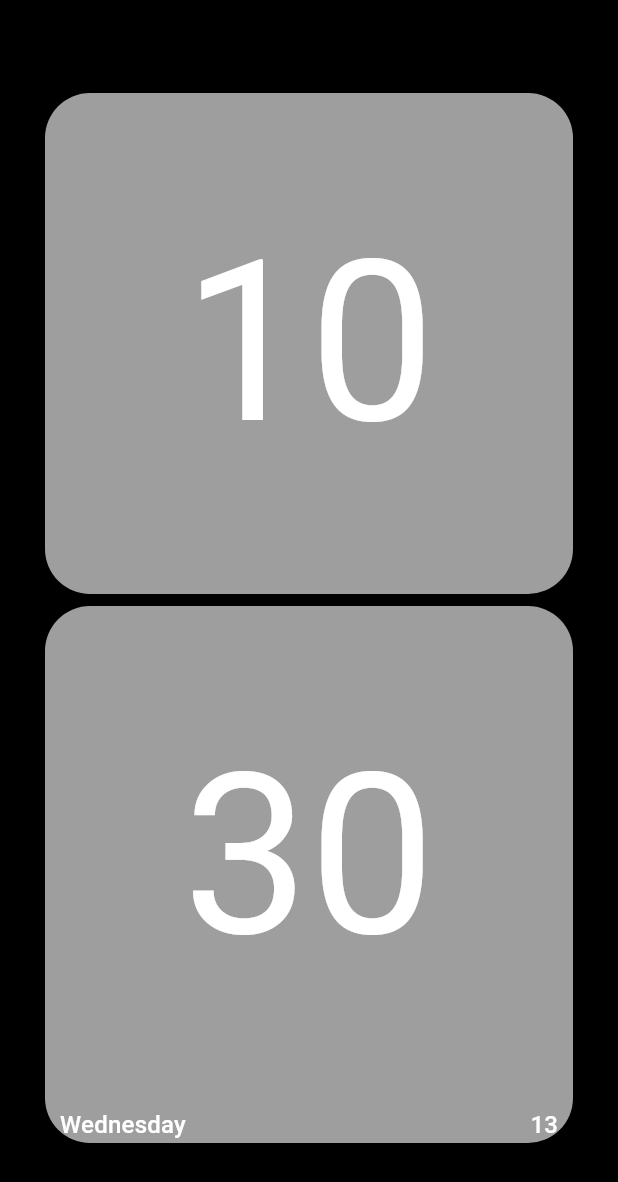
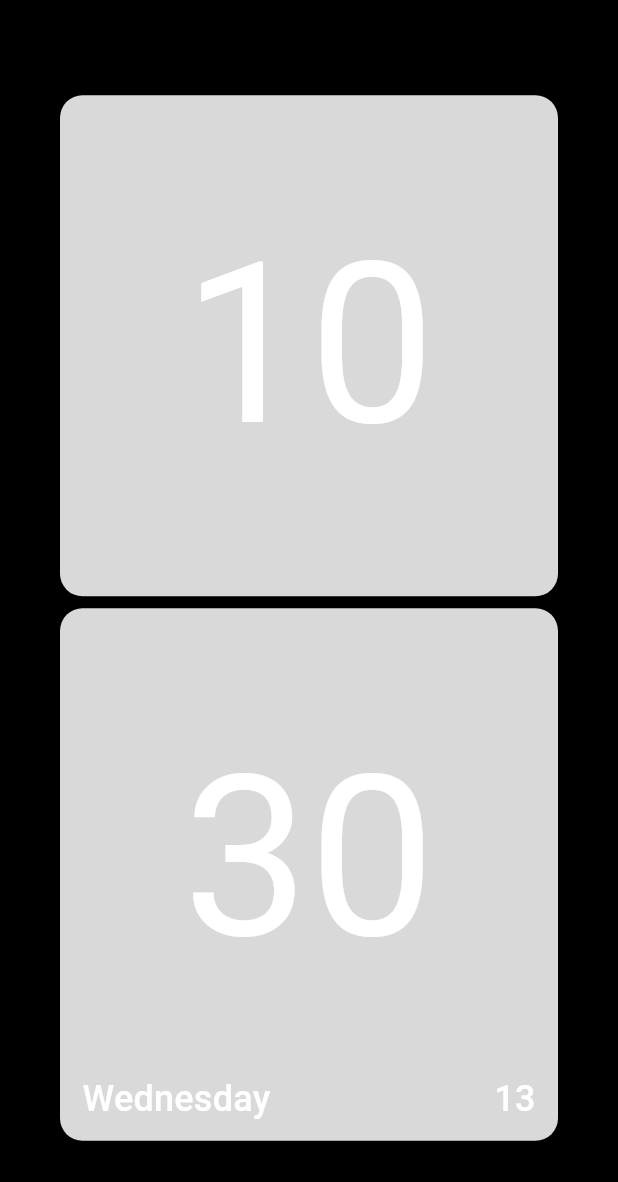
Before and after one commit to denisesarona/To-Do-App, a Flutter app: the screen it shows after launch, on a phone screen of 412 x 824 dp. Shown: the top 1182 px of the screen. Run offline on Flutter 3.47's test engine with Material 3 defaults, Android fonts, the phone set to English and light mode, and no system bars.

Commit message:
Fixed the ui

```diff
--- a/lib/pages/home_page.dart
+++ b/lib/pages/home_page.dart
@@ -39,9 +39,11 @@ class _DigitalClockState extends State<DigitalClock> {
           mainAxisAlignment: MainAxisAlignment.center,
           children: <Widget>[
             Padding(
-              padding: const EdgeInsets.only(left: 30.0, right: 30),
+              padding: const EdgeInsets.only(left: 40.0, right: 40),
               child: Container(
-                decoration: BoxDecoration(color: Colors.grey, borderRadius: BorderRadius.circular(30)),
+                decoration: BoxDecoration(
+                  color:  Color.fromRGBO(217, 217, 217, 200),
+                  borderRadius: BorderRadius.circular(15)),
                 child: Row(
                   mainAxisAlignment: MainAxisAlignment.center,
                   children: <Widget>[
@@ -59,16 +61,18 @@ class _DigitalClockState extends State<DigitalClock> {
             ),
             SizedBox(height: 8),
             Padding(
-              padding: const EdgeInsets.only(left: 30.0, right: 30.0),
+              padding: const EdgeInsets.only(left: 40.0, right: 40.0),
               child: Container(
-                decoration: BoxDecoration(color: Colors.grey, borderRadius: BorderRadius.circular(30)),
+                decoration: BoxDecoration(
+                  color: Color.fromRGBO(217, 217, 217, 200),
+                  borderRadius: BorderRadius.circular(15)),
                 child: Column(
                   mainAxisAlignment: MainAxisAlignment.start, // Align to the left
                   crossAxisAlignment: CrossAxisAlignment.start, // Align day of the week to the left
                   children: <Widget>[ // Add space between day and minutes
                     Center(
                       child: Padding(
-                        padding: const EdgeInsets.only(top: 70.0, bottom: 70),
+                        padding: const EdgeInsets.only(top: 70.0, bottom: 45),
                         child: Text(
                           DateFormat('mm').format(_dateTime), // Show only minutes
                           style: Theme.of(context).textTheme.headlineMedium?.copyWith(color: Colors.white, fontSize: 150),
@@ -81,20 +85,26 @@ class _DigitalClockState extends State<DigitalClock> {
                         Container(
                           alignment: Alignment.bottomLeft,
                           child: Padding(
-                            padding: const EdgeInsets.only(left: 10.0),
+                            padding: const EdgeInsets.only(left: 15.0, bottom: 10.0),
                             child: Text(
-                              DateFormat('EEEE').format(_dateTime), // Show the first day of the week
-                              style: Theme.of(context).textTheme.titleMedium?.copyWith(color: Colors.white),
+                              DateFormat('EEEE').format(_dateTime),  // Show the first day of the week
+                              style: Theme.of(context).textTheme.titleMedium?.copyWith(
+                                color: Colors.white,
+                                fontSize: 24,
+                                ),
                             ),
                           ),
                         ),
                         Container(
                           alignment: Alignment.bottomRight,
                           child: Padding(
-                            padding: const EdgeInsets.only(right: 10.0),
+                            padding: const EdgeInsets.only(right: 15.0, bottom: 10.0),
                             child: Text(
                               DateFormat('d').format(_dateTime), // Show the second day of the week
-                              style: Theme.of(context).textTheme.titleMedium?.copyWith(color: Colors.white),
+                              style: Theme.of(context).textTheme.titleMedium?.copyWith(
+                                color: Colors.white,
+                                fontSize: 24,
+                                ),
                             ),
                           ),
                         ),
```
